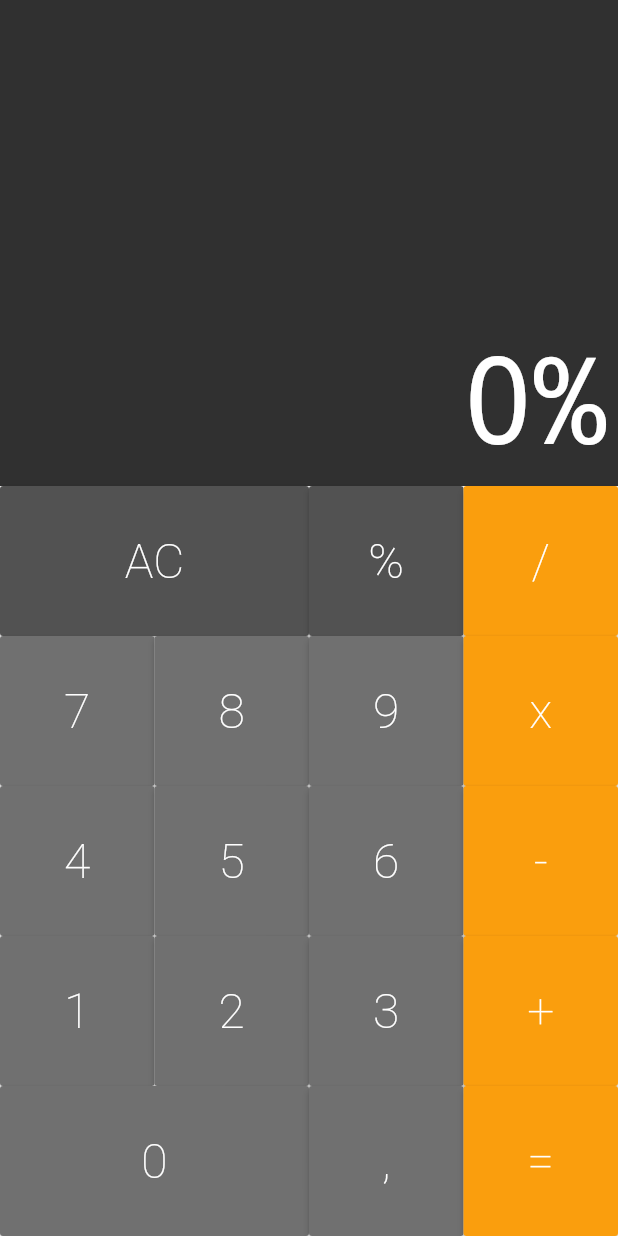
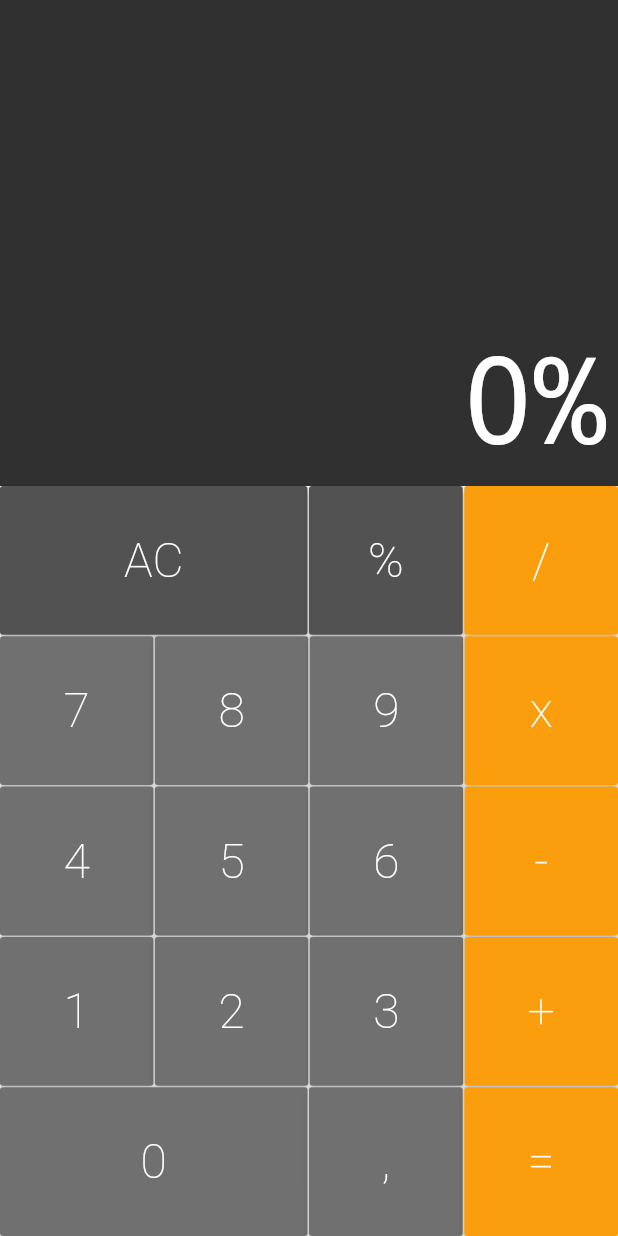
Before and after one commit to edilsonborges/calculator, a Flutter app: the screen it shows after launch, after a tap on an icon or button, on a phone screen of 412 x 824 dp. Run offline on Flutter 3.47's test engine with Material 2 defaults, Android fonts, the phone set to English and light mode, and no system bars; drawn by our look-alikes of auto_size_text.

Commit message:
Fold, SizedBox

```diff
--- a/lib/components/button_row.dart
+++ b/lib/components/button_row.dart
@@ -11,7 +11,10 @@ class ButtonRow extends StatelessWidget {
       flex: 1,
       child: Row(
         crossAxisAlignment: CrossAxisAlignment.stretch,
-        children: buttons,
+        children: buttons.fold(<Widget>[], (list, b) {
+          list.isEmpty ? list.add(b) : list.addAll([SizedBox(width: 1), b]);
+          return list;
+        }),
       ),
     );
   }
--- a/lib/components/keyboard.dart
+++ b/lib/components/keyboard.dart
@@ -18,24 +18,36 @@ class Keyboard extends StatelessWidget {
             Button(text: '%', color: Button.DARK, cb: cb),
             Button.operation(text: '/', cb: cb),
           ]),
+          SizedBox(
+            height: 1,
+          ),
           ButtonRow([
             Button(text: '7', cb: cb),
             Button(text: '8', cb: cb),
             Button(text: '9', cb: cb),
             Button.operation(text: 'x', cb: cb),
           ]),
+          SizedBox(
+            height: 1,
+          ),
           ButtonRow([
             Button(text: '4', cb: cb),
             Button(text: '5', cb: cb),
             Button(text: '6', cb: cb),
             Button.operation(text: '-', cb: cb),
           ]),
+          SizedBox(
+            height: 1,
+          ),
           ButtonRow([
             Button(text: '1', cb: cb),
             Button(text: '2', cb: cb),
             Button(text: '3', cb: cb),
             Button.operation(text: '+', cb: cb),
           ]),
+          SizedBox(
+            height: 1,
+          ),
           ButtonRow([
             Button.big(text: '0', cb: cb),
             Button(text: ',', cb: cb),
--- a/lib/models/memory.dart
+++ b/lib/models/memory.dart
@@ -2,7 +2,15 @@ class Memory {
   String _value = '0';
 
   void applyCommand(String command) {
-    _value += command;
+    if (command == 'AC') {
+      _allClear();
+    } else {
+      _value += command;
+    }
+  }
+
+  _allClear() {
+    _value = '0';
   }
 
   String get value {
```
